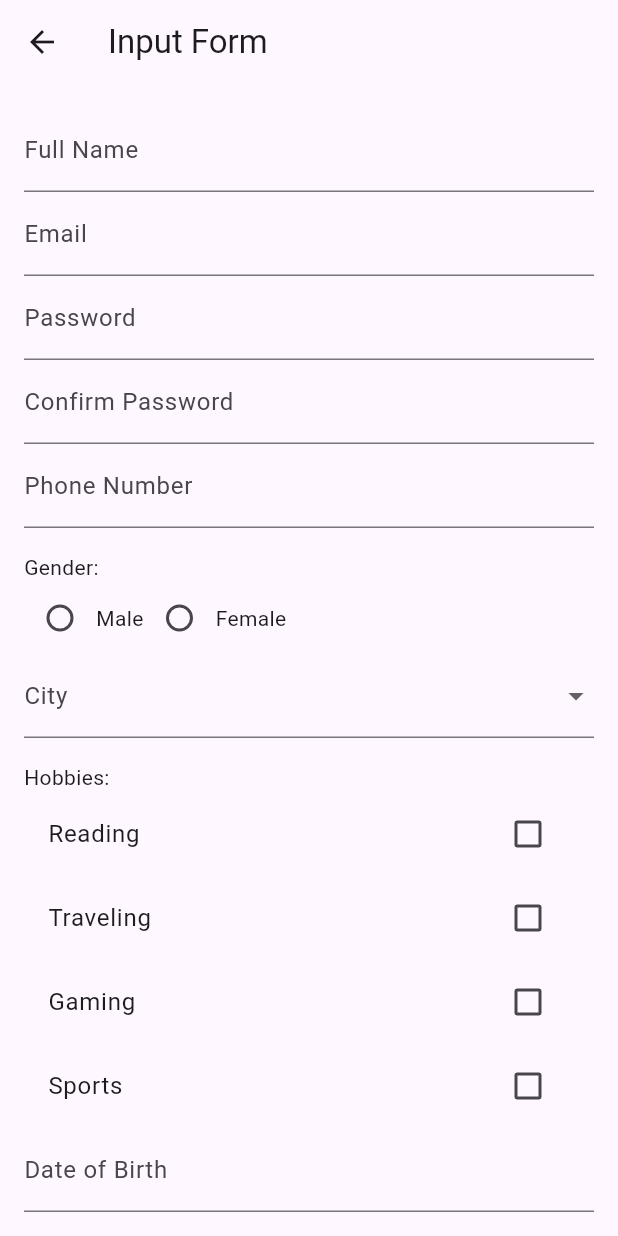
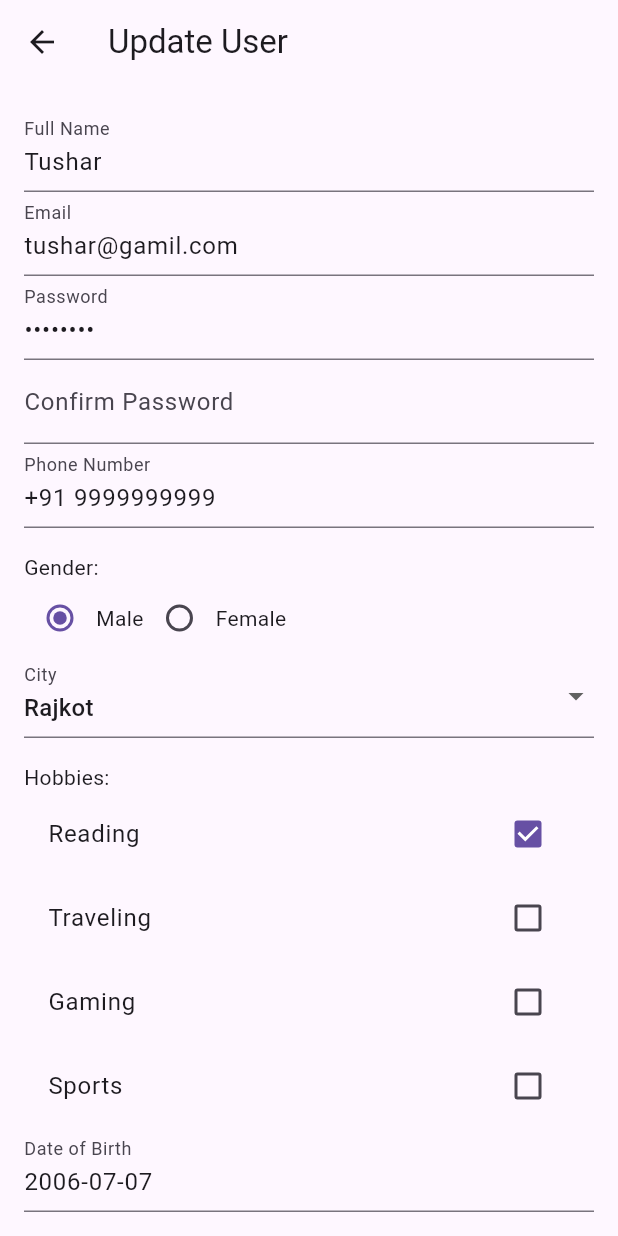
Before and after one commit to Tushar9071/Flutter-Matrimony-App, a Flutter app: the screen it shows after launch, item 2 of the bottom bar chosen, after a tap on the "favorite" icon, after a tap on the "edit" icon, on a phone screen of 412 x 824 dp. Run offline on Flutter 3.47's test engine with Material 3 defaults, Android fonts, the phone set to English and light mode, and no system bars.

Commit message:
'27-01-2025'

```diff
--- a/lib/Pages/Pages_app/home_page.dart
+++ b/lib/Pages/Pages_app/home_page.dart
@@ -10,8 +10,9 @@ class HomePage extends StatelessWidget {
       child: Column(
         crossAxisAlignment: CrossAxisAlignment.start,
         children: [
-          Container(
-            height: 300,
+          Padding(
+            padding: const EdgeInsets.only(top: 60),
+            child: Container(
               decoration: BoxDecoration(),
               child: Padding(
                 padding: const EdgeInsets.only(left: 14),
@@ -26,9 +27,12 @@ class HomePage extends StatelessWidget {
                     Row(
                       mainAxisAlignment: MainAxisAlignment.center,
                       children: [
-                      Text(
+                        Padding(
+                          padding: EdgeInsets.only(left: 115),
+                          child: Text(
                             'To',
                             style: TextStyle(fontSize: 60, fontWeight: FontWeight.bold),
+                          ),
                         ),
                       ],
                     ),
@@ -46,6 +50,7 @@ class HomePage extends StatelessWidget {
                       ],
                     ),
                   ],
+                ),
               ),
             ),
           ),
--- a/lib/Pages/Pages_app/list_page.dart
+++ b/lib/Pages/Pages_app/list_page.dart
@@ -1,3 +1,4 @@
+import 'package:flutter/cupertino.dart';
 import 'package:flutter/material.dart';
 import 'package:submition/Pages/Pages_app/user_details.dart';
 import 'package:submition/utils/string_const.dart';
@@ -27,9 +28,12 @@ class _ListPageState extends State<ListPage> {
                       return UserDetail();
                     },
                   ),
-                );
+                ).then((value) {
+                  userList.add(value);
+                  setState(() {});
+                });
               },
-              icon: Icon(Icons.add))
+              icon: Icon(Icons.person_add))
         ],
         title: Text(
           'List Of Users',
@@ -87,7 +91,7 @@ class _ListPageState extends State<ListPage> {
                         setState(() {
                           user_List[index][ISFAVORITE] =
                               !user_List[index][ISFAVORITE];
-                          print(':::${user_List[index][ISFAVORITE]}:::');
+                          // print(':::${user_List[index][ISFAVORITE]}:::');
                         });
                       },
                     ),
@@ -96,15 +100,61 @@ class _ListPageState extends State<ListPage> {
                       onPressed: () {
                         Navigator.push(context, MaterialPageRoute(
                           builder: (context) {
-                            return UserDetail();
+                            return UserDetail(
+                              name: user_List[index][NAME],
+                              email: user_List[index][EMAIL],
+                              gender: user_List[index][GENDER],
+                              deb: user_List[index][DOB],
+                              password: user_List[index][PASSWORD],
+                              phone: user_List[index][PHONE],
+                              city: user_List[index][CITY],
+                              hobbies: user_List[index][HOBBIES],
+                            );
                           },
-                        ));
+                        )).then((value){
+                          user_List[index][NAME] = value[NAME];
+                          user_List[index][EMAIL] = value[EMAIL];
+                          user_List[index][PASSWORD]  = value[PASSWORD];
+                          user_List[index][PHONE] = value[PHONE];
+                          user_List[index][GENDER] = value[GENDER];
+                          user_List[index][AGE] = value[AGE];
+                          user_List[index][CITY] = value[CITY];
+                          user_List[index][HOBBIES] = value[HOBBIES];
+                          user_List[index][ISFAVORITE] = value[ISFAVORITE];
+                          user_List[index][DOB] = value[DOB];
+                        });
                       },
                     ),
                     IconButton(
                       icon: Icon(Icons.delete, color: Colors.red),
                       onPressed: () {
-                        // Add delete action here
+                        showCupertinoDialog(
+                          context: context,
+                          builder: (context) {
+                            return CupertinoAlertDialog(
+                              title: Text('Delete User'),
+                              content: Text(
+                                  'Are you sure you want to delete this user?'),
+                              actions: [
+                                CupertinoDialogAction(
+                                  child: Text('Cancel'),
+                                  onPressed: () {
+                                    Navigator.pop(context);
+                                  },
+                                ),
+                                CupertinoDialogAction(
+                                  isDestructiveAction: true,
+                                  child: Text('Agree'),
+                                  onPressed: () {
+                                    user_List.removeAt(index);
+                                    Navigator.pop(context);
+                                    setState(() {});
+                                  },
+                                ),
+                              ],
+                            );
+                          },
+                        );
                       },
                     ),
                   ],
@@ -112,7 +162,6 @@ class _ListPageState extends State<ListPage> {
               ],
             ),
             const SizedBox(height: 8),
-            // Email
             Row(
               children: [
                 Icon(Icons.email, color: Colors.grey),
@@ -124,7 +173,6 @@ class _ListPageState extends State<ListPage> {
               ],
             ),
             const SizedBox(height: 8),
-            // Phone Number
             Row(
               children: [
                 Icon(Icons.phone, color: Colors.grey),
@@ -136,7 +184,6 @@ class _ListPageState extends State<ListPage> {
               ],
             ),
             const SizedBox(height: 8),
-            // Gender, Age, City
             Row(
               children: [
                 Icon(Icons.person, color: Colors.grey),
--- a/lib/Pages/Pages_app/user_details.dart
+++ b/lib/Pages/Pages_app/user_details.dart
@@ -1,21 +1,27 @@
 import 'package:flutter/material.dart';
-import 'package:intl/intl.dart'; // For date formatting
+import 'package:intl/intl.dart';
+import 'package:submition/utils/string_const.dart'; // For date formatting
 
 class UserDetail extends StatefulWidget {
   final String? name;
   final String? email;
   final String? password;
+  final String? city;
   final String? phone;
   final String? gender;
   final String? deb;
+  final List<String>? hobbies;
 
-  const UserDetail({super.key,
+  const UserDetail(
+      {super.key,
       this.name,
       this.email,
       this.password,
+      this.city,
       this.phone,
       this.gender,
-    this.deb});
+      this.deb,
+      this.hobbies});
 
   @override
   State<UserDetail> createState() => _UserDetailState();
@@ -24,7 +30,6 @@ class UserDetail extends StatefulWidget {
 class _UserDetailState extends State<UserDetail> {
   final _formKey = GlobalKey<FormState>();
 
-  // Form field controllers
   final TextEditingController _nameController = TextEditingController();
   final TextEditingController _emailController = TextEditingController();
   final TextEditingController _passwordController = TextEditingController();
@@ -35,7 +40,7 @@ class _UserDetailState extends State<UserDetail> {
 
   String? _selectedGender;
   String? _selectedCity;
-  final List<String> _hobbies = [];
+  List<String> _hobbies = [];
 
   final List<String> cities = ['Rajkot', 'Ahmadabad', 'Jamnagar', 'Morbi'];
   final List<String> hobbiesOptions = [
@@ -46,10 +51,23 @@ class _UserDetailState extends State<UserDetail> {
   ];
 
   @override
+  void initState() {
+    super.initState();
+    _nameController.text = widget.name ?? '';
+    _emailController.text = widget.email ?? '';
+    _passwordController.text = widget.password ?? '';
+    _phoneController.text = widget.phone ?? '';
+    _dobController.text = widget.deb ?? '';
+    _selectedGender = widget.gender;
+    _selectedCity = widget.city;
+    _hobbies = widget.hobbies ?? [];
+  }
+
+  @override
   Widget build(BuildContext context) {
     return Scaffold(
       appBar: AppBar(
-        title: const Text('Input Form'),
+        title: _nameController.text.isEmpty?Text('Input Form'):Text('Update User'),
       ),
       body: Padding(
         padding: const EdgeInsets.all(16.0),
@@ -59,19 +77,18 @@ class _UserDetailState extends State<UserDetail> {
             child: Column(
               crossAxisAlignment: CrossAxisAlignment.start,
               children: [
-                // Full Name
                 TextFormField(
                   controller: _nameController,
                   decoration: const InputDecoration(labelText: 'Full Name'),
                   validator: (value) {
-                    if (value == null || value.isEmpty || !RegExp(r"^[a-zA-Z\s'-]{3,50}$").hasMatch(value)) {
+                    if (value == null ||
+                        value.isEmpty ||
+                        !RegExp(r"^[a-zA-Z\s'-]{3,50}$").hasMatch(value)) {
                       return 'Please enter your full name';
                     }
                     return null;
                   },
                 ),
-
-                // Email
                 TextFormField(
                   controller: _emailController,
                   decoration: const InputDecoration(labelText: 'Email'),
@@ -79,15 +96,13 @@ class _UserDetailState extends State<UserDetail> {
                   validator: (value) {
                     if (value == null ||
                         value.isEmpty ||
-                        !RegExp(r'^\w+@[a-zA-Z_]+?\.[a-zA-Z]{2,3}\$')
+                        !RegExp(r'^[a-zA-Z0-9._%+-]+@[a-zA-Z0-9.-]+\.[a-zA-Z]{2,}$')
                             .hasMatch(value)) {
                       return 'Please enter a valid email';
                     }
                     return null;
                   },
                 ),
-
-                // Password
                 TextFormField(
                   controller: _passwordController,
                   decoration: const InputDecoration(labelText: 'Password'),
@@ -99,8 +114,6 @@ class _UserDetailState extends State<UserDetail> {
                     return null;
                   },
                 ),
-
-                // Confirm Password
                 TextFormField(
                   controller: _confirmPasswordController,
                   decoration:
@@ -113,8 +126,6 @@ class _UserDetailState extends State<UserDetail> {
                     return null;
                   },
                 ),
-
-                // Phone Number
                 TextFormField(
                   controller: _phoneController,
                   decoration: const InputDecoration(labelText: 'Phone Number'),
@@ -122,14 +133,12 @@ class _UserDetailState extends State<UserDetail> {
                   validator: (value) {
                     if (value == null ||
                         value.length != 10 ||
-                        !RegExp(r'^\d{10}\$').hasMatch(value)) {
+                        !RegExp(r'^\+?1?\d{10}$').hasMatch(value)) {
                       return 'Please enter a valid 10-digit phone number';
                     }
                     return null;
                   },
                 ),
-
-                // Gender
                 const Padding(
                   padding: EdgeInsets.only(top: 16.0),
                   child: Text('Gender:'),
@@ -158,13 +167,11 @@ class _UserDetailState extends State<UserDetail> {
                     const Text('Female'),
                   ],
                 ),
-
-                // City
                 DropdownButtonFormField(
+                  value: _selectedCity,
                   decoration: const InputDecoration(labelText: 'City'),
                   items: cities
-                      .map((city) =>
-                      DropdownMenuItem(
+                      .map((city) => DropdownMenuItem(
                             value: city,
                             child: Text(city),
                           ))
@@ -181,16 +188,13 @@ class _UserDetailState extends State<UserDetail> {
                     return null;
                   },
                 ),
-
-                // Hobbies
                 const Padding(
                   padding: EdgeInsets.only(top: 16.0),
                   child: Text('Hobbies:'),
                 ),
                 Column(
-                  children: hobbiesOptions
-                      .map((hobby) =>
-                      CheckboxListTile(
+                  children: hobbiesOptions.map((hobby) {
+                    return CheckboxListTile(
                       title: Text(hobby),
                       value: _hobbies.contains(hobby),
                       onChanged: (isChecked) {
@@ -202,11 +206,9 @@ class _UserDetailState extends State<UserDetail> {
                           }
                         });
                       },
-                      ))
-                      .toList(),
+                    );
+                  }).toList(),
                 ),
-
-                // Date of Birth
                 TextFormField(
                   controller: _dobController,
                   decoration: const InputDecoration(labelText: 'Date of Birth'),
@@ -220,9 +222,7 @@ class _UserDetailState extends State<UserDetail> {
                     );
 
                     if (pickedDate != null) {
-                      final age = DateTime
-                          .now()
-                          .year - pickedDate.year;
+                      final age = DateTime.now().year - pickedDate.year;
                       if (age < 18) {
                         ScaffoldMessenger.of(context).showSnackBar(
                           const SnackBar(
@@ -241,21 +241,35 @@ class _UserDetailState extends State<UserDetail> {
                     return null;
                   },
                 ),
-
-                // Submit Button
                 Padding(
                   padding: const EdgeInsets.only(top: 20.0),
                   child: Center(
                     child: ElevatedButton(
                       onPressed: () {
                         if (_formKey.currentState!.validate()) {
+
+                          Map<String, dynamic> m = {};
+                          m[NAME] = _nameController.text;
+                          m[EMAIL] = _emailController.text;
+                          m[PASSWORD] = _passwordController.text;
+                          m[PHONE] = _phoneController.text;
+                          m[GENDER] = _selectedGender;
+                          m[ISFAVORITE] = false;
+                          m[CITY] = _selectedCity;
+                          m[HOBBIES] = _hobbies;
+                          m[DOB] = _dobController.text;
+                          m[AGE] = DateTime.now().year -
+                              int.parse(_dobController.text.split('-')[0]);
+                          // print(":::$m:::");
+                          Navigator.pop(context, m);
                           ScaffoldMessenger.of(context).showSnackBar(
                             const SnackBar(
                                 content: Text('Form Submitted Successfully!')),
                           );
                         }
                       },
-                      child: const Text('Submit'),
+                      child: _nameController.text.isEmpty?Text('Submit'):Text
+                        ('Update'),
                     ),
                   ),
                 ),
--- a/lib/utils/string_const.dart
+++ b/lib/utils/string_const.dart
@@ -6,3 +6,5 @@ const String PHONE = 'Phone';
 const String DOB = 'Dob';
 const String GENDER = 'Gender';
 const String ISFAVORITE = 'IsFavorite';
+const String HOBBIES = 'Hobbies';
+const String PASSWORD = 'Password';
--- a/lib/utils/temp_date.dart
+++ b/lib/utils/temp_date.dart
@@ -2,7 +2,9 @@ import 'package:submition/utils/string_const.dart';
 
 List<Map<String,dynamic>>userList=[
   {NAME:'Tushar',AGE:'19',CITY:'Rajkot',EMAIL:'tushar@gamil.com',
-    PHONE:'+91 9999999999',ISFAVORITE:true,DOB:'07/07/2006',GENDER:'Male',},
+    PHONE:'+91 9999999999',ISFAVORITE:true,DOB:'2006-07-07',GENDER:'Male',
+    HOBBIES:['Reading'],PASSWORD:'12345678'},
   {NAME:'Meet',AGE:'20',CITY:'Rajkot',EMAIL:'Meet@gamil.com',
-    PHONE:'+91 9999999999',ISFAVORITE:false,DOB:'01/01/2006',GENDER:'Male',}
+    PHONE:'+91 9999999999',ISFAVORITE:false,DOB:'2006-01-01',GENDER:'Male',
+    HOBBIES:['Reading','Gaming'],PASSWORD:'12345678'}
 ];
```
Lines whose indentation alone changed are shown as unchanged.
